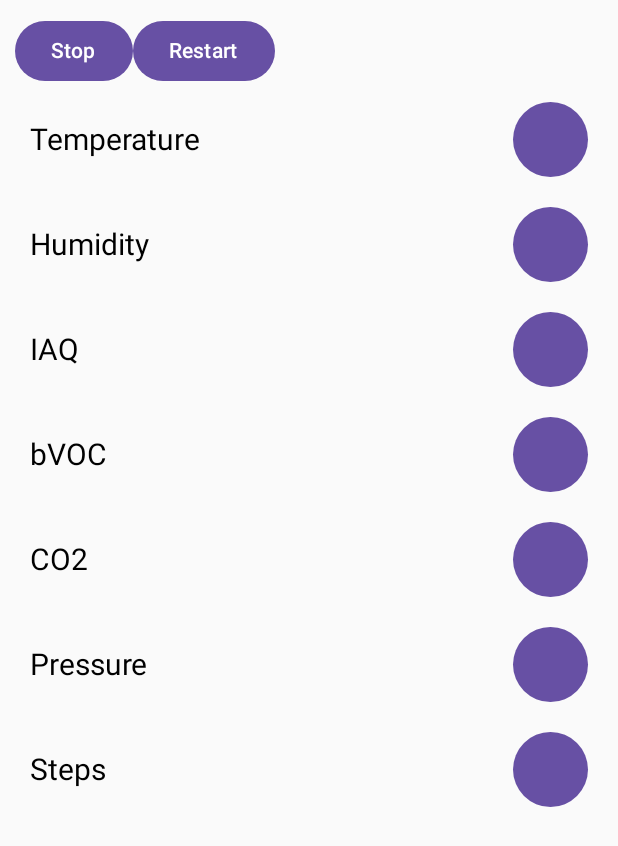
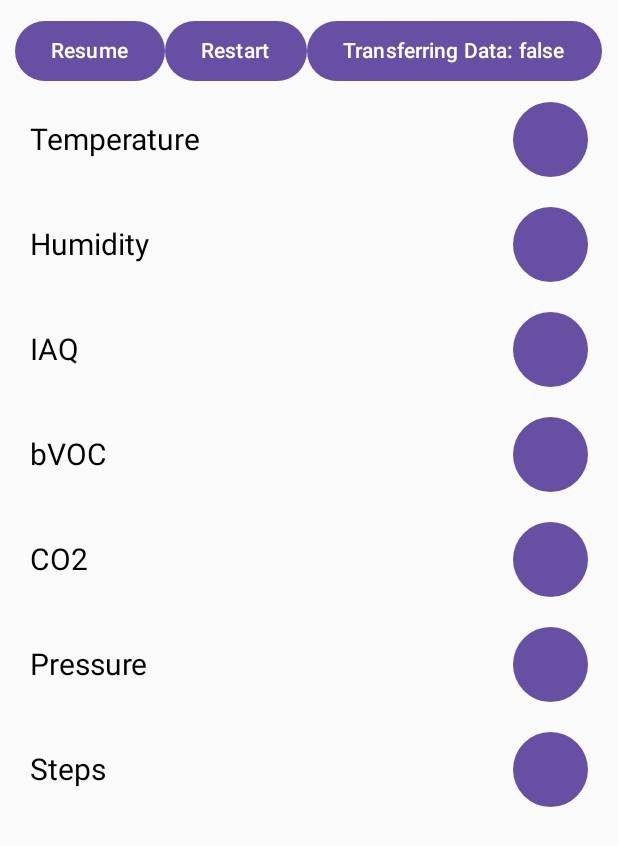
Before and after one commit to blaz040/Hiking_app_NiclaSenseMe_Android, an Android app built with Jetpack Compose: the screen it shows after launch (MainActivity), after a tap on "Start", on a phone screen of 412 x 824 dp. Shown: the top 846 px of the screen. Run offline under Robolectric (Android 15) with nearby library versions, the phone set to English and light mode, and no system bars; our stand-ins replace livedata-compose.

Commit message:
changed BLE ScanningResult to map. Refined MainScreen.kt Changed temp and bVoc data receiving logic from Int to Float (Before it was Float to Float++ )

```diff
--- a/app/src/main/AndroidManifest.xml
+++ b/app/src/main/AndroidManifest.xml
@@ -44,12 +44,10 @@
             android:theme="@style/Theme.BLE_con">
             <intent-filter>
                 <action android:name="android.intent.action.MAIN" />
-
                 <category android:name="android.intent.category.LAUNCHER" />
             </intent-filter>
         </activity>
 
-        <service android:name=".ble.TestService" android:foregroundServiceType="connectedDevice"/>
         <service android:name=".ble.BLE_Service" android:foregroundServiceType="connectedDevice"/>
     </application>
 
--- a/app/src/main/java/com/example/ble_con/presentation/MainScreen.kt
+++ b/app/src/main/java/com/example/ble_con/presentation/MainScreen.kt
@@ -1,7 +1,7 @@
 package com.example.ble_con.presentation
 
 import android.annotation.SuppressLint
-import androidx.compose.foundation.background
+import android.net.http.UrlRequest.Status
 import androidx.compose.foundation.clickable
 import androidx.compose.foundation.layout.Arrangement
 import androidx.compose.foundation.layout.Box
@@ -11,10 +11,8 @@ import androidx.compose.foundation.layout.fillMaxSize
 import androidx.compose.foundation.layout.fillMaxWidth
 import androidx.compose.foundation.layout.height
 import androidx.compose.foundation.layout.padding
-import androidx.compose.foundation.layout.size
 import androidx.compose.foundation.lazy.LazyColumn
 import androidx.compose.foundation.lazy.itemsIndexed
-import androidx.compose.foundation.shape.CircleShape
 import androidx.compose.material3.Button
 import androidx.compose.material3.Card
 import androidx.compose.material3.Text
@@ -23,17 +21,13 @@ import androidx.compose.runtime.getValue
 import androidx.compose.runtime.livedata.observeAsState
 import androidx.compose.ui.Modifier
 import androidx.compose.ui.Alignment
-import androidx.compose.ui.draw.clip
 import androidx.compose.ui.graphics.Color
-import androidx.compose.ui.text.font.FontWeight
 import androidx.compose.ui.unit.dp
-import androidx.compose.ui.unit.sp
 import androidx.lifecycle.viewmodel.compose.viewModel
 import androidx.navigation.NavController
 import com.example.ble_con.ViewModel
 import com.example.ble_con.repository.Routes
 import com.example.ble_con.repository.SendCommand
-import com.example.ble_con.repository.SensorData
 import com.example.ble_con.repository.ViewModelData
 
 @SuppressLint("MissingPermission")
@@ -42,84 +36,96 @@ fun MainScreen(
     navController: NavController,
     vm: ViewModel = viewModel()
 ) {
-    Column(Modifier.fillMaxSize()){
+    Column {
+        // Box used for whitespace
+        Box(modifier = Modifier.fillMaxWidth().height(100.dp))
+
+        Column(
+            modifier = Modifier
+                .fillMaxSize()
+                .padding(10.dp)
+        ) {
+            Row(
+                modifier = Modifier.fillMaxWidth(),
+                verticalAlignment = Alignment.CenterVertically
+            ) {
+                ControlButtons(navController,vm)
+                GenScanResults()
+            }
+            StatusInfo()
+        }
+    }
+}
+@Composable
+fun ControlButtons(
+    navController: NavController,
+   vm:ViewModel = viewModel()
+) {
+    Column {
+        Button(
+            onClick = {
+                navController.navigate(Routes.DataScren)
+                vm.send(SendCommand.START)
+            }
+        ) {
+            Text(text = "Start", color = Color.White)
+        }
+        Button(onClick = { vm.disconnect() })
+        {
+            Text(text = "Disconnect", color = Color.White)
+        }
+        Button(onClick = { vm.scanBLE() })
+        {
+            Text(text = "Scan", color = Color.White)
+        }
+    }
+}
+@SuppressLint("MissingPermission")
+@Composable
+fun GenScanResults(vm: ViewModel = viewModel())
+{
+    Column {
+        val scanResults = ViewModelData.scanResultMap.observeAsState().value
+        if(scanResults != null) for (result in scanResults.values) {
+            Card(
+                modifier = Modifier
+                    .fillMaxWidth()
+                    .padding(5.dp)
+                    .clickable { vm.connect(result) }
+            )
+            {
+                val txt = "Device Name: ${result.device.name ?: "Unknown"} - Address: ${result.device.address}"
+                Text( txt, modifier = Modifier.padding(16.dp) )
+            }
+        }
+    }
+}
+@SuppressLint("MissingPermission")
+@Composable
+fun StatusInfo()
+{
     Column(
         modifier = Modifier
             .fillMaxWidth()
             .height(100.dp),
         horizontalAlignment = Alignment.CenterHorizontally,
         verticalArrangement = Arrangement.Center
-
     )
     {
         val connectionStatus by ViewModelData.conStatus.observeAsState()
-            val selectedDevice  by ViewModelData.selectedDevice.observeAsState()
+        val selectedDevice by ViewModelData.selectedDevice.observeAsState()
         selectedDevice?.let {
             Text(text = "Selected: ${it.device.name}")
         }
         Text(text = "Connection: ${connectionStatus}")
 
     }
-        Box(
-            modifier = Modifier
-                .fillMaxWidth()
-                .weight(0.5F),
-            contentAlignment = Alignment.Center
-        ){
-            Row(verticalAlignment = Alignment.CenterVertically) {
-                Column {
-                    Button(
-                        onClick = {
-                                navController.navigate(Routes.screenB);
-                                vm.send(SendCommand.START) },
-                    ) {
-                        Text(text = "Start", color = Color.White)
-                    }
-                    Button(
-                        onClick = { vm.disconnect() }
-                    )
-                    {
-                        Text(text = "Disconnect",color = Color.White)
-                    }
-                   Button(
-                       onClick = { vm.scanBLE() },
-                   ) {
-                       Text(text = "Scan",color = Color.White)
-                   }
-                }
-                LazyColumn()
-                {
-                    val ScanResults = vm.getScanResults()
-
-                    itemsIndexed(
-                        items = ScanResults,
-                        key = { _, item -> item.device.address }) { index, scanResult ->
-                        Card(
-                            modifier = Modifier
-                                .fillMaxSize()
-                                .padding(5.dp)
-                                .clickable {
-                                    vm.connect(scanResult)
-                                }
-                        )
-                        {
-                            Text(
-                                text = "Device Name: ${scanResult.device.name ?: "Unknown"} - " +
-                                        "Address: ${scanResult.device.address}",
-                                modifier = Modifier.padding(16.dp)
-
-                            )
-                        }
-                    }
-                }
-            }
-        }
     Column(
         modifier = Modifier
             .fillMaxWidth()
             .height(100.dp),
         horizontalAlignment = Alignment.CenterHorizontally,
-            verticalArrangement =   Arrangement.Center
+        verticalArrangement = Arrangement.Center
     ) {
         /*
     val tempValue by vm.tempValue.observeAsState(mutableListOf(0f))
@@ -144,4 +150,3 @@ fun MainScreen(
     }
 
 }
-}
--- a/app/src/main/java/com/example/ble_con/presentation/Navigation.kt
+++ b/app/src/main/java/com/example/ble_con/presentation/Navigation.kt
@@ -15,13 +15,13 @@ fun Navigation(
 ) {
 
     val navController = rememberNavController()
-    NavHost(navController = navController, startDestination = Routes.screenA)
+    NavHost(navController = navController, startDestination = Routes.MainScreen)
     {
-        composable(Routes.screenA)
+        composable(Routes.MainScreen)
         {
             MainScreen(navController = navController,vm)
         }
-        composable(Routes.screenB)
+        composable(Routes.DataScren)
         {
             SensorDataScreen(vm)
         }
--- a/app/src/main/java/com/example/ble_con/presentation/SensorDataScreen.kt
+++ b/app/src/main/java/com/example/ble_con/presentation/SensorDataScreen.kt
@@ -15,6 +15,7 @@ import androidx.compose.foundation.verticalScroll
 import androidx.compose.material3.Button
 import androidx.compose.material3.Text
 import androidx.compose.runtime.Composable
+import androidx.compose.runtime.livedata.observeAsState
 import androidx.compose.runtime.mutableStateOf
 import androidx.compose.runtime.remember
 import androidx.compose.ui.Alignment
@@ -25,6 +26,7 @@ import androidx.compose.ui.unit.sp
 import androidx.lifecycle.viewmodel.compose.viewModel
 import com.example.ble_con.ViewModel
 import com.example.ble_con.repository.SendCommand
+import com.example.ble_con.repository.ViewModelData
 
 @Composable
 fun SensorDataScreen(
@@ -34,18 +36,27 @@ fun SensorDataScreen(
     Box(modifier = Modifier.fillMaxWidth().height(100.dp))
     val scrollState = rememberScrollState()
 
+
     Column(Modifier.fillMaxSize()
         .padding(10.dp)
         .verticalScroll(scrollState)
     ){
-        Row(){
-            Button({ vm.send(SendCommand.STOP) })
+        Row{
+            val transferringData = ViewModelData.transferringData.observeAsState(false)
+            var transferringStatus = "Resume"
+            var command = SendCommand.START;
+            if(transferringData.value) {transferringStatus = "Stop" ;command = SendCommand.STOP }
+            Button({ vm.send(command) })
             {
-                Text(text = "Stop",color = Color.White)
+                Text(text = transferringStatus,color = Color.White)
             }
             Button({ vm.clearData();vm.send(SendCommand.RESTART) })
             {
                 Text(text = "Restart",color = Color.White)
+            }
+            Button({})
+            {
+                Text(text = "Transferring Data: ${transferringData.value}",color = Color.White)
             }
         }
         ShowData(vm = vm,name = "Temperature")
--- a/app/src/main/java/com/example/ble_con/repository/Routes.kt
+++ b/app/src/main/java/com/example/ble_con/repository/Routes.kt
@@ -1,6 +1,6 @@
 package com.example.ble_con.repository
 
 object Routes {
-    val screenA = "screen_A"
-    val screenB = "screen_B"
+    const val MainScreen = "mainScreen"
+    const val DataScren = "ShowDataScreen"
 }
--- a/app/src/main/java/com/example/ble_con/repository/ViewModelData.kt
+++ b/app/src/main/java/com/example/ble_con/repository/ViewModelData.kt
@@ -1,10 +1,16 @@
 package com.example.ble_con.repository
 
+import android.annotation.SuppressLint
 import android.bluetooth.le.ScanResult
+import androidx.compose.runtime.snapshots.SnapshotStateList
 import androidx.lifecycle.LiveData
 import androidx.lifecycle.MutableLiveData
 
+@SuppressLint("MissingPermission")
 object ViewModelData {
+
+    private val _scanResultMap: MutableLiveData<MutableMap<String,ScanResult>> = MutableLiveData<MutableMap<String,ScanResult>>(mutableMapOf<String,ScanResult>())
+    val scanResultMap: MutableLiveData<MutableMap<String,ScanResult>> = _scanResultMap
 
     private val _selectedDevice: MutableLiveData<ScanResult?> = MutableLiveData<ScanResult?>(null)
     val selectedDevice: LiveData<ScanResult?> = _selectedDevice
@@ -12,12 +18,28 @@ object ViewModelData {
     private val _conStatus = MutableLiveData<String>("Disconnected")
     val conStatus: LiveData<String> = _conStatus
 
-    fun setConnectionStatus(status: String)
-    {
-        _conStatus.postValue(status)
+    private val _transferringData = MutableLiveData<Boolean>(false)
+    val transferringData: LiveData<Boolean> = _transferringData
+
+    fun addScanResult(result: ScanResult) {
+        if(_scanResultMap.value != null) {
+            if (!_scanResultMap.value.containsKey(result.device.name)) {
+                val map = _scanResultMap.value.toMutableMap().apply { put(result.device.name, result) }
+                _scanResultMap.value = map
+            }
+        }
+        else {
+            val map = mutableMapOf<String,ScanResult>().apply { put(result.device.name,result) }
+            _scanResultMap.value = (map)
+        }
+
     }
-    fun setSelectedDevice(result: ScanResult?)
-    {
-        _selectedDevice.postValue(result)
+    fun clearScanResult(){
+        val map = _scanResultMap.value.toMutableMap().apply{ clear() }
+        _scanResultMap.value = map
     }
+    fun setSelectedDevice(result: ScanResult?) = _selectedDevice.postValue(result)
+    fun setConnectionStatus(status: String) = _conStatus.postValue(status)
+    fun setTransferringData(status: Boolean) = _transferringData.postValue(status)
+
 }
```
Also changed, not shown: app/src/main/java/com/example/ble_con/ViewModel.kt (+5 -8 lines), app/src/main/java/com/example/ble_con/ble/BLE_Manager.kt (+50 -36 lines), app/src/main/java/com/example/ble_con/ble/BLE_Service.kt (+25 -12 lines), app/src/main/java/com/example/ble_con/ble/BLE_extension.kt (added, +81 -0 lines), app/src/main/java/com/example/ble_con/presentation/Graph.kt (+101 -10 lines). Lines whose indentation alone changed are shown as unchanged.
